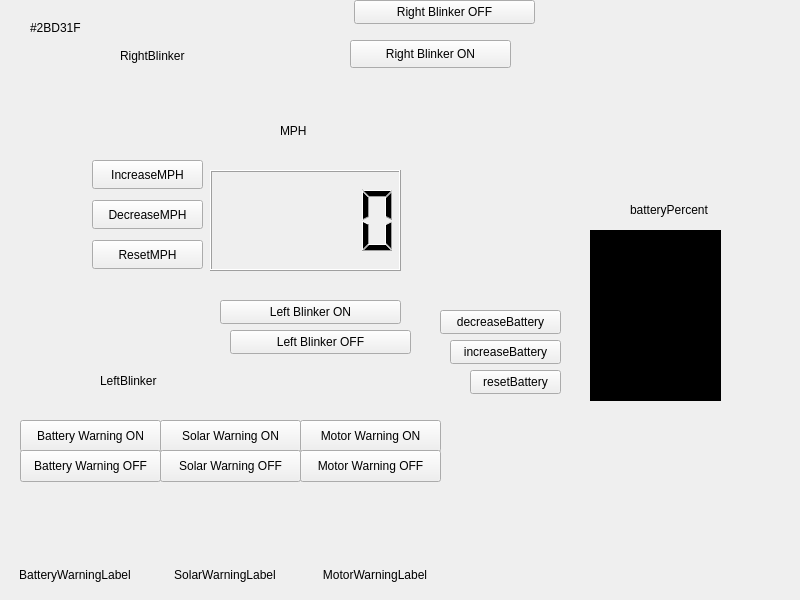
This is mainwindow.ui in UCR-Solar-Car/DriverInterface as Qt 5 draws it before an edit. The edited form follows.
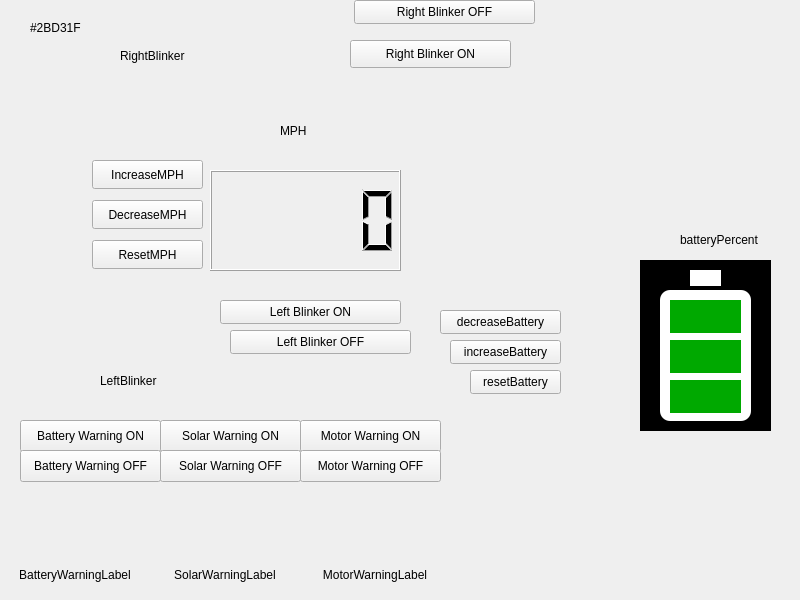
This is the edited form.

Commit message: Merged Battery and Warning Labels

Patch:
```diff
--- a/mainwindow.ui
+++ b/mainwindow.ui
@@ -174,8 +174,8 @@
    <widget class="QLabel" name="batteryHeight3">
     <property name="geometry">
      <rect>
-      <x>620</x>
-      <y>350</y>
+      <x>670</x>
+      <y>380</y>
       <width>71</width>
       <height>33</height>
      </rect>
@@ -203,8 +203,8 @@
    <widget class="QLabel" name="label_2">
     <property name="geometry">
      <rect>
-      <x>610</x>
-      <y>260</y>
+      <x>660</x>
+      <y>290</y>
       <width>91</width>
       <height>131</height>
      </rect>
@@ -220,8 +220,8 @@
    <widget class="QLabel" name="batteryHeight2">
     <property name="geometry">
      <rect>
-      <x>620</x>
-      <y>310</y>
+      <x>670</x>
+      <y>340</y>
       <width>71</width>
       <height>33</height>
      </rect>
@@ -303,8 +303,8 @@
    <widget class="QLabel" name="label_7">
     <property name="geometry">
      <rect>
-      <x>640</x>
-      <y>240</y>
+      <x>690</x>
+      <y>270</y>
       <width>31</width>
       <height>16</height>
      </rect>
@@ -332,8 +332,8 @@
    <widget class="QLabel" name="batteryPercent">
     <property name="geometry">
      <rect>
-      <x>630</x>
-      <y>200</y>
+      <x>680</x>
+      <y>230</y>
       <width>121</width>
       <height>20</height>
      </rect>
@@ -384,8 +384,8 @@
    <widget class="QLabel" name="batteryHeight1">
     <property name="geometry">
      <rect>
-      <x>620</x>
-      <y>270</y>
+      <x>670</x>
+      <y>300</y>
       <width>71</width>
       <height>33</height>
      </rect>
@@ -426,8 +426,8 @@
    <widget class="QLabel" name="lowBatteryWarning">
     <property name="geometry">
      <rect>
-      <x>610</x>
-      <y>410</y>
+      <x>660</x>
+      <y>440</y>
       <width>91</width>
       <height>51</height>
      </rect>
@@ -452,8 +452,8 @@
    <widget class="QLabel" name="label_4">
     <property name="geometry">
      <rect>
-      <x>590</x>
-      <y>230</y>
+      <x>640</x>
+      <y>260</y>
       <width>131</width>
       <height>171</height>
      </rect>
@@ -481,6 +481,38 @@
      <enum>Qt::AutoText</enum>
     </property>
    </widget>
+   <zorder>label_4</zorder>
+   <zorder>warnLabelBatteryHeat</zorder>
+   <zorder>warnLabelSolarHeat</zorder>
+   <zorder>batteryWarning_ON</zorder>
+   <zorder>batteryWarning_OFF</zorder>
+   <zorder>solarWarning_ON</zorder>
+   <zorder>solarWarning_OFF</zorder>
+   <zorder>warnLabelMotor</zorder>
+   <zorder>motorWarning_ON</zorder>
+   <zorder>motorWarning_OFF</zorder>
+   <zorder>TurnRightBlinker</zorder>
+   <zorder>TurnOffLeftBlinker</zorder>
+   <zorder>label_2</zorder>
+   <zorder>batteryHeight2</zorder>
+   <zorder>ResetMPH</zorder>
+   <zorder>blinkerColor</zorder>
+   <zorder>MPH</zorder>
+   <zorder>LeftBlinker</zorder>
+   <zorder>rightBlinker</zorder>
+   <zorder>label_7</zorder>
+   <zorder>increaseBattery</zorder>
+   <zorder>batteryPercent</zorder>
+   <zorder>IncreaseMPH</zorder>
+   <zorder>resetBattery</zorder>
+   <zorder>decreaseBattery</zorder>
+   <zorder>batteryHeight1</zorder>
+   <zorder>TurOffBlinkers</zorder>
+   <zorder>DecreaseMPH</zorder>
+   <zorder>lowBatteryWarning</zorder>
+   <zorder>LeftBlinker_2</zorder>
+   <zorder>label</zorder>
+   <zorder>batteryHeight3</zorder>
   </widget>
  </widget>
  <resources/>
```
The commit also changes 7 other files.
